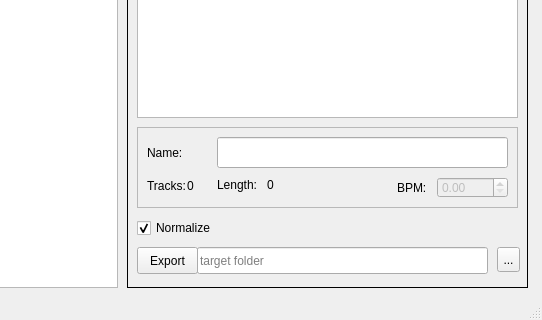
Above: GUI/MainWindow.ui from jarills/bouncinsp before the change; both pictures show x 143 to 685 and y 82 to 402 of the 685 by 402 pixel window. Below: the same form after it.
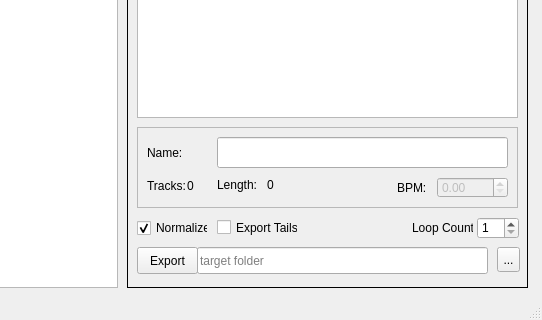
That is the form after the change.

Commit message: - progress bar will update - loop count added

Diff of the .ui file:
```diff
--- a/GUI/MainWindow.ui
+++ b/GUI/MainWindow.ui
@@ -110,7 +110,7 @@
       <rect>
        <x>10</x>
        <y>240</y>
-       <width>101</width>
+       <width>71</width>
        <height>22</height>
       </rect>
      </property>
@@ -248,6 +248,45 @@
       </rect>
      </property>
     </widget>
+    <widget class="QSpinBox" name="loopCountSpinBox">
+     <property name="geometry">
+      <rect>
+       <x>350</x>
+       <y>240</y>
+       <width>42</width>
+       <height>22</height>
+      </rect>
+     </property>
+     <property name="minimum">
+      <number>1</number>
+     </property>
+    </widget>
+    <widget class="QLabel" name="label_6">
+     <property name="geometry">
+      <rect>
+       <x>285</x>
+       <y>240</y>
+       <width>61</width>
+       <height>21</height>
+      </rect>
+     </property>
+     <property name="text">
+      <string>Loop Count:</string>
+     </property>
+    </widget>
+    <widget class="QCheckBox" name="exportTailsCheckbox">
+     <property name="geometry">
+      <rect>
+       <x>90</x>
+       <y>240</y>
+       <width>81</width>
+       <height>21</height>
+      </rect>
+     </property>
+     <property name="text">
+      <string>Export Tails</string>
+     </property>
+    </widget>
    </widget>
    <widget class="QFrame" name="songFrame">
     <property name="geometry">
```
The commit also changes 3 other files.
